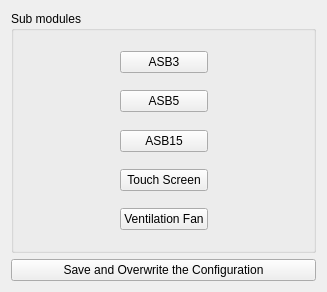
Qt form ServiceSW/Master/Components/SystemTracking/Forms/MainControl.ui (Liyezhong/Master) before a commit.
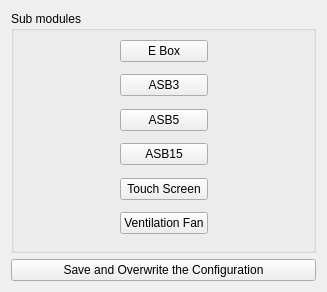
The same form after that commit.

Commit message: fixed some bug & Update SN for MainControl

```diff
--- a/ServiceSW/Master/Components/SystemTracking/Forms/MainControl.ui
+++ b/ServiceSW/Master/Components/SystemTracking/Forms/MainControl.ui
@@ -20,47 +20,27 @@
       <string>Sub modules</string>
      </property>
      <layout class="QGridLayout" name="gridLayout">
+      <item row="5" column="1">
+       <spacer name="verticalSpacer_3">
+        <property name="orientation">
+         <enum>Qt::Vertical</enum>
+        </property>
+        <property name="sizeHint" stdset="0">
+         <size>
+          <width>20</width>
+          <height>40</height>
+         </size>
+        </property>
+       </spacer>
+      </item>
       <item row="8" column="1">
-       <spacer name="verticalSpacer_6">
-        <property name="orientation">
-         <enum>Qt::Vertical</enum>
-        </property>
-        <property name="sizeHint" stdset="0">
-         <size>
-          <width>20</width>
-          <height>40</height>
-         </size>
-        </property>
-       </spacer>
-      </item>
-      <item row="2" column="1">
-       <spacer name="verticalSpacer_2">
-        <property name="orientation">
-         <enum>Qt::Vertical</enum>
-        </property>
-        <property name="sizeHint" stdset="0">
-         <size>
-          <width>20</width>
-          <height>40</height>
-         </size>
-        </property>
-       </spacer>
-      </item>
-      <item row="9" column="1">
-       <widget class="QPushButton" name="modifyVentFan">
-        <property name="text">
-         <string>Ventilation Fan</string>
-        </property>
-       </widget>
-      </item>
-      <item row="7" column="1">
        <widget class="QPushButton" name="modifyTouchScreen">
         <property name="text">
          <string>Touch Screen</string>
         </property>
        </widget>
       </item>
-      <item row="0" column="1">
+      <item row="1" column="1">
        <spacer name="verticalSpacer">
         <property name="orientation">
          <enum>Qt::Vertical</enum>
@@ -73,20 +53,14 @@
         </property>
        </spacer>
       </item>
-      <item row="4" column="1">
-       <spacer name="verticalSpacer_3">
-        <property name="orientation">
-         <enum>Qt::Vertical</enum>
+      <item row="10" column="1">
+       <widget class="QPushButton" name="modifyVentFan">
+        <property name="text">
+         <string>Ventilation Fan</string>
         </property>
-        <property name="sizeHint" stdset="0">
-         <size>
-          <width>20</width>
-          <height>40</height>
-         </size>
-        </property>
-       </spacer>
+       </widget>
       </item>
-      <item row="3" column="0">
+      <item row="4" column="0">
        <spacer name="horizontalSpacer">
         <property name="orientation">
          <enum>Qt::Horizontal</enum>
@@ -99,21 +73,34 @@
         </property>
        </spacer>
       </item>
-      <item row="5" column="1">
-       <widget class="QPushButton" name="modifyASB15">
+      <item row="2" column="1">
+       <widget class="QPushButton" name="modifyASB3">
         <property name="text">
-         <string>ASB15</string>
+         <string>ASB3</string>
         </property>
        </widget>
       </item>
-      <item row="3" column="1">
+      <item row="7" column="1">
+       <spacer name="verticalSpacer_4">
+        <property name="orientation">
+         <enum>Qt::Vertical</enum>
+        </property>
+        <property name="sizeHint" stdset="0">
+         <size>
+          <width>20</width>
+          <height>40</height>
+         </size>
+        </property>
+       </spacer>
+      </item>
+      <item row="4" column="1">
        <widget class="QPushButton" name="modifyASB5">
         <property name="text">
          <string>ASB5</string>
         </property>
        </widget>
       </item>
-      <item row="3" column="2">
+      <item row="4" column="2">
        <spacer name="horizontalSpacer_2">
         <property name="orientation">
          <enum>Qt::Horizontal</enum>
@@ -126,7 +113,7 @@
         </property>
        </spacer>
       </item>
-      <item row="10" column="1">
+      <item row="11" column="1">
        <spacer name="verticalSpacer_5">
         <property name="orientation">
          <enum>Qt::Vertical</enum>
@@ -139,15 +126,28 @@
         </property>
        </spacer>
       </item>
-      <item row="1" column="1">
-       <widget class="QPushButton" name="modifyASB3">
-        <property name="text">
-         <string>ASB3</string>
+      <item row="9" column="1">
+       <spacer name="verticalSpacer_6">
+        <property name="orientation">
+         <enum>Qt::Vertical</enum>
         </property>
-       </widget>
+        <property name="sizeHint" stdset="0">
+         <size>
+          <width>20</width>
+          <height>40</height>
+         </size>
+        </property>
+       </spacer>
       </item>
       <item row="6" column="1">
-       <spacer name="verticalSpacer_4">
+       <widget class="QPushButton" name="modifyASB15">
+        <property name="text">
+         <string>ASB15</string>
+        </property>
+       </widget>
+      </item>
+      <item row="3" column="1">
+       <spacer name="verticalSpacer_2">
         <property name="orientation">
          <enum>Qt::Vertical</enum>
         </property>
@@ -159,6 +159,13 @@
         </property>
        </spacer>
       </item>
+      <item row="0" column="1">
+       <widget class="QPushButton" name="modifyEBox">
+        <property name="text">
+         <string>E Box</string>
+        </property>
+       </widget>
+      </item>
      </layout>
     </widget>
    </item>
```
The commit also changes 11 other files.
